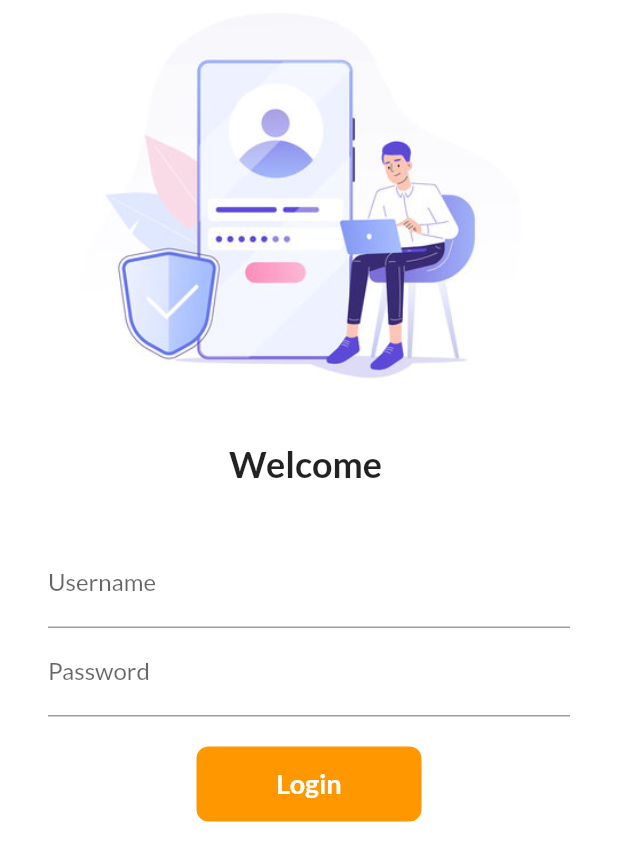
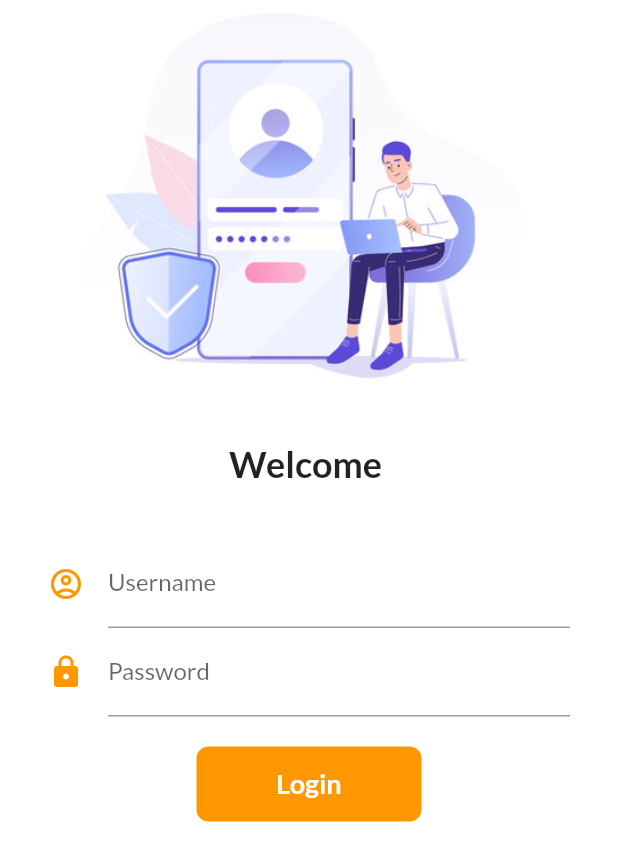
Before and after one commit to Amit-Rohila33/flutter_catalog, a Flutter app: the LoginPage screen opened by its route, on a phone screen of 412 x 824 dp. Shown: the top 861 px of the screen. Run offline on Flutter 3.47's test engine with Material 2 defaults, Android fonts, the phone set to English and light mode, and no system bars; our stand-ins replace google_fonts; network calls fail.

Commit message:
done catalog ,item_widget files and displayed item

```diff
--- a/lib/pages/login_page.dart
+++ b/lib/pages/login_page.dart
@@ -65,7 +65,13 @@ class _LoginPageState extends State<LoginPage> {
                           return null;
                         },
                         decoration: InputDecoration(
-                            hintText: "Enter Username", labelText: "Username"),
+                          hintText: "Enter Username",
+                          labelText: "Username",
+                          icon: Icon(
+                            Icons.account_circle_outlined,
+                            color: Colors.orange,
+                          ),
+                        ),
                       ),
                       TextFormField(
                         obscureText: true,
@@ -78,7 +84,13 @@ class _LoginPageState extends State<LoginPage> {
                           return null;
                         },
                         decoration: InputDecoration(
-                            hintText: "Enter Password", labelText: "Password"),
+                          hintText: "Enter Password",
+                          labelText: "Password",
+                          icon: Icon(
+                            Icons.lock,
+                            color: Colors.orange,
+                          ),
+                        ),
                       ),
                       SizedBox(
                         height: 20.0,
--- a/lib/widgets/theme.dart
+++ b/lib/widgets/theme.dart
@@ -7,7 +7,6 @@ class MyTheme {
       fontFamily: GoogleFonts.lato().fontFamily,
       appBarTheme: AppBarTheme(
           color: Colors.white,
-          elevation: 0.0,
           iconTheme: IconThemeData(color: Colors.black),
           textTheme: Theme.of(context).textTheme));
 
```
Also changed, not shown: lib/models/catalog.dart (added, +17 -0 lines), lib/pages/home_page.dart (+11 -3 lines), lib/widgets/item_widget.dart (added, +28 -0 lines).
